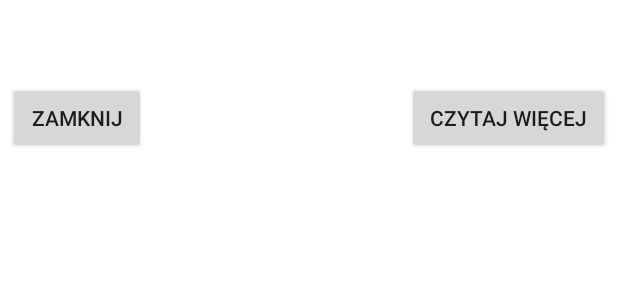
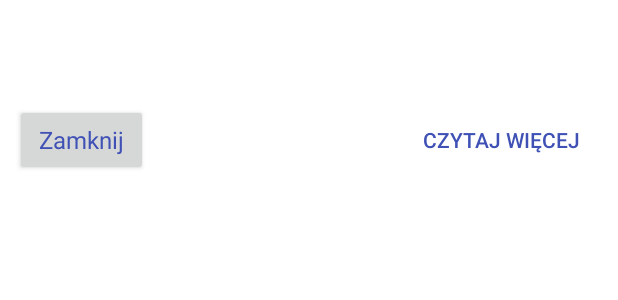
Before and after one commit to ZonaRMR/WPApplication, an Android app: the layout dialog_layout.xml on its own in the app's theme, with its tools: preview values and no code run, on a phone screen of 412 x 824 dp. Shown: the top 300 px of the screen. Run offline under Robolectric (Android 15) with nearby library versions, the phone set to English and light mode, and no system bars.

Commit message:
layout frame

```diff
--- a/app/src/main/java/pl/xcoding/sylwia/wpapplication/AdapterListViewMain.java
+++ b/app/src/main/java/pl/xcoding/sylwia/wpapplication/AdapterListViewMain.java
@@ -3,6 +3,8 @@ package pl.xcoding.sylwia.wpapplication;
 import android.app.Dialog;
 import android.content.Context;
 import android.content.Intent;
+import android.graphics.Color;
+import android.graphics.drawable.ColorDrawable;
 import android.net.Uri;
 import android.os.Bundle;
 import android.support.v7.app.AlertDialog;
@@ -63,6 +65,7 @@ public class AdapterListViewMain extends RecyclerView.Adapter<AdapterListViewMai
 //                dialog.findViewById(R.id.text_title);
 
                 dialog.setContentView(R.layout.dialog_layout);
+
 
                 //dialog.requestWindowFeature(Window.FEATURE_NO_TITLE);
 
--- a/app/src/main/res/layout/activity_main.xml
+++ b/app/src/main/res/layout/activity_main.xml
@@ -5,8 +5,8 @@
     android:id="@+id/activity_main"
     android:orientation="vertical"
     android:layout_width="match_parent"
-    android:layout_height="match_parent">
-
+    android:layout_height="match_parent"
+    >
 
     <android.support.v7.widget.RecyclerView
         android:id="@+id/list_view"
--- a/app/src/main/res/layout/dialog_layout.xml
+++ b/app/src/main/res/layout/dialog_layout.xml
@@ -1,49 +1,67 @@
 <?xml version="1.0" encoding="utf-8"?>
 <LinearLayout xmlns:android="http://schemas.android.com/apk/res/android"
+    android:adjustViewBounds="true"
     android:orientation="vertical"
     android:layout_width="match_parent"
     android:layout_height="match_parent"
-    android:background="#fff">
+    android:background="#fff"
+ >
+
+
     <TextView
         android:id="@+id/text_title"
         android:layout_width="match_parent"
         android:layout_height="wrap_content"
-        android:textColor="#000"
-        android:layout_marginTop="5dp"
-        android:layout_marginRight="5dp"
-        android:layout_marginLeft="5dp"
-        style="@style/Title"/>
+        android:textColor="#3f51b5"
+        android:layout_marginTop="10dp"
+        android:layout_marginRight="10dp"
+        android:layout_marginLeft="10dp"
+        android:textStyle="bold"
+        android:typeface="sans"
+        style="@style/Theme.Holo.Light"
+
+        />
     <TextView
         android:id="@+id/text_dialog"
         android:layout_width="match_parent"
         android:layout_height="wrap_content"
         android:textColor="#000"
         android:layout_marginTop="5dp"
-        android:layout_marginRight="5dp"
-        android:layout_marginLeft="5dp"
+        android:layout_marginRight="10dp"
+        android:layout_marginLeft="10dp"
+        style="@style/Theme.Holo.Light"
         />
 
     <RelativeLayout
         android:layout_width="match_parent"
         android:layout_height="wrap_content"
-        android:paddingBottom="10dip">
+        android:paddingBottom="10dip"
+        style="@style/Theme.Holo.Light"
+        >
     <Button
         android:id="@+id/dialogButtonReadMore"
         android:layout_width="wrap_content"
         android:layout_height="wrap_content"
         android:text=" Czytaj więcej "
         android:layout_alignParentRight="true"
-        android:layout_marginTop="5dp"
-        android:layout_marginRight="5dp"
-        android:layout_marginLeft="5dp" />
+        android:layout_marginTop="10dp"
+        android:layout_marginRight="10dp"
+        android:layout_marginLeft="10dp"
+        android:textColor="#3f51b5"
+        android:layout_weight="1"
+        style="?android:attr/borderlessButtonStyle"        />
     <Button
         android:id="@+id/dialogButtonCancel"
         android:layout_width="wrap_content"
         android:layout_height="wrap_content"
+        android:textColor="#3f51b5"
         android:text=" Zamknij "
         android:layout_alignParentLeft="true"
-        android:layout_marginTop="5dp"
-        android:layout_marginRight="5dp"
-        android:layout_marginLeft="5dp"/>
+        android:layout_marginTop="10dp"
+        android:layout_marginRight="10dp"
+        android:layout_marginLeft="10dp"
+        android:layout_weight="1"
+        style="@style/ButtonHolo"
+        />
     </RelativeLayout>
 </LinearLayout>
--- a/app/src/main/res/layout/listview_activity.xml
+++ b/app/src/main/res/layout/listview_activity.xml
@@ -39,6 +39,7 @@
             android:padding="5dp"
             android:text="Android Example"
             android:textColor="#000"
-            android:textStyle="bold" />
+            android:textStyle="bold"
+            style="@style/Theme.Holo.Light"/>
     </LinearLayout>
 </LinearLayout>
--- a/app/src/main/res/values/styles.xml
+++ b/app/src/main/res/values/styles.xml
@@ -9,10 +9,18 @@
     </style>
     <style name="FullHeightDialog" parent="android:style/Theme.Dialog">
         <item name="android:windowNoTitle">true</item>
+        </style>
+
+    <style name="ButtonHolo" parent="android:Theme.Holo.Light">
+        <item name="android:windowFrame">@color/colorPrimary</item>
+        <item name="android:typeface">sans</item>
     </style>
 
-    <style name="Title">
-        <item name="android:textStyle">bold</item>
+    <style name="Theme.Holo.Light" parent="android:Theme.Holo.Light">
+        <item name="android:typeface">sans</item>
+
+
     </style>
 
+
 </resources>
```
